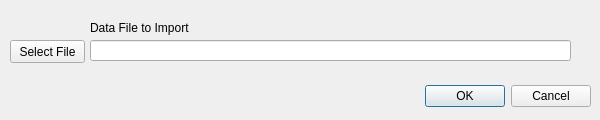
The window that mainPlug/CsvImport.ui (NSCC-EAT-Lab/QGIS-plugin) describes before a commit, drawn with Qt 5.
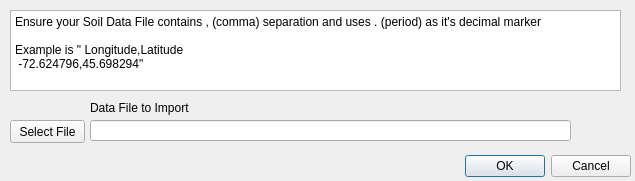
The same window after the commit.

Commit message: Quality of Life Updates and documenting Dataparse

Diff of the .ui file:
```diff
--- a/mainPlug/CsvImport.ui
+++ b/mainPlug/CsvImport.ui
@@ -6,8 +6,8 @@
    <rect>
     <x>0</x>
     <y>0</y>
-    <width>600</width>
-    <height>120</height>
+    <width>635</width>
+    <height>181</height>
    </rect>
   </property>
   <property name="windowTitle">
@@ -16,8 +16,8 @@
   <widget class="QDialogButtonBox" name="buttonBox">
    <property name="geometry">
     <rect>
-     <x>250</x>
-     <y>80</y>
+     <x>290</x>
+     <y>150</y>
      <width>341</width>
      <height>32</height>
     </rect>
@@ -33,7 +33,7 @@
    <property name="geometry">
     <rect>
      <x>10</x>
-     <y>40</y>
+     <y>120</y>
      <width>75</width>
      <height>23</height>
     </rect>
@@ -46,7 +46,7 @@
    <property name="geometry">
     <rect>
      <x>90</x>
-     <y>40</y>
+     <y>120</y>
      <width>481</width>
      <height>21</height>
     </rect>
@@ -56,7 +56,7 @@
    <property name="geometry">
     <rect>
      <x>90</x>
-     <y>20</y>
+     <y>100</y>
      <width>161</width>
      <height>16</height>
     </rect>
@@ -65,6 +65,22 @@
     <string>Data File to Import</string>
    </property>
   </widget>
+  <widget class="QPlainTextEdit" name="plainTextEdit">
+   <property name="geometry">
+    <rect>
+     <x>10</x>
+     <y>10</y>
+     <width>611</width>
+     <height>81</height>
+    </rect>
+   </property>
+   <property name="plainText">
+    <string>Ensure your Soil Data File contains , (comma) separation and uses . (period) as it's decimal marker
+
+Example is &quot; Longitude,Latitude
+ -72.624796,45.698294&quot;</string>
+   </property>
+  </widget>
  </widget>
  <resources/>
  <connections>
```
The commit also changes 2 other files.
